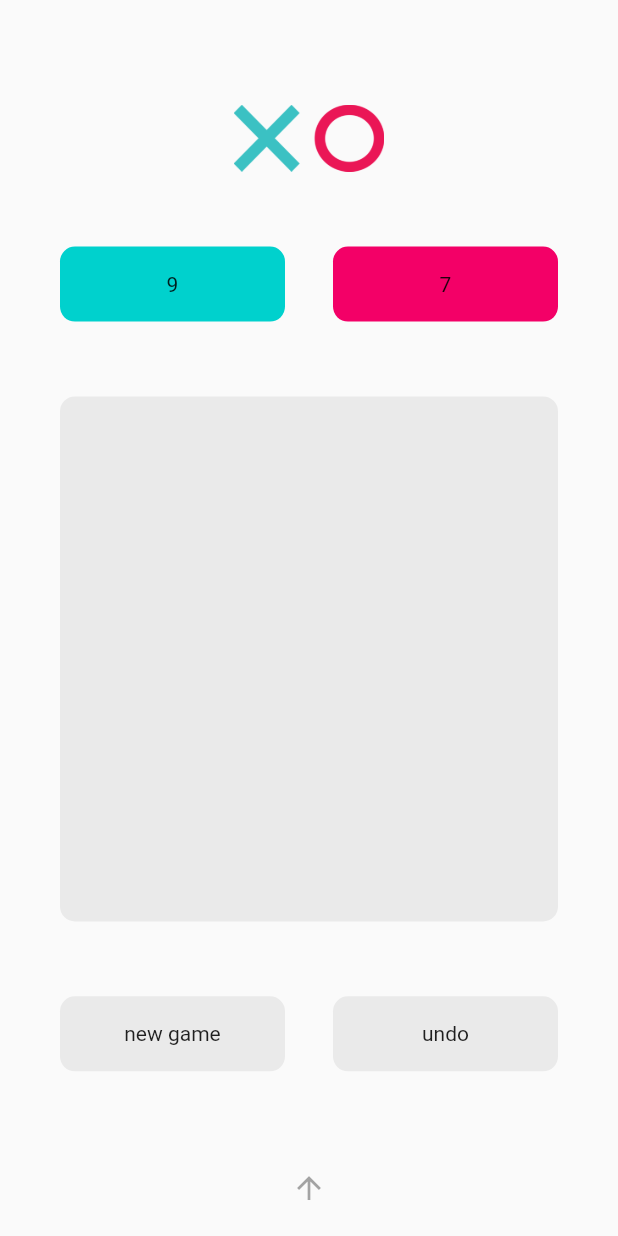
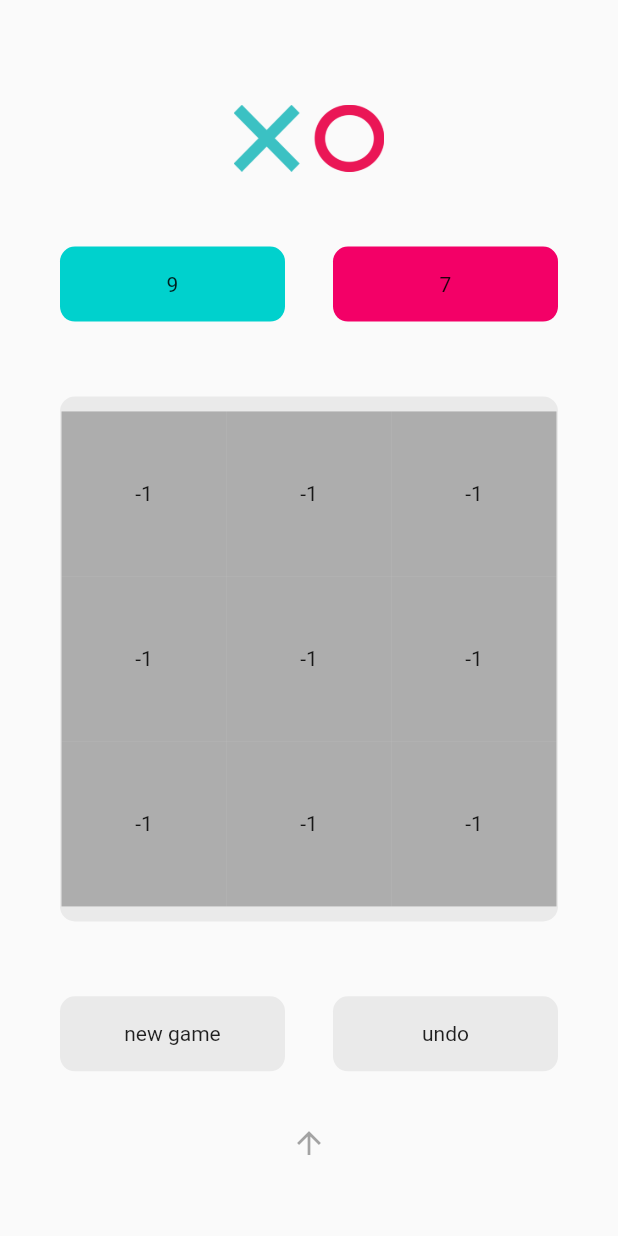
Before and after one commit to ajilk/xo, a Flutter app: the screen it shows after launch, on a phone screen of 412 x 824 dp. Run offline on Flutter 3.47's test engine with Material 2 defaults, Android fonts, the phone set to English and light mode, and no system bars.

Commit message:
added state | implemented board

```diff
--- a/lib/main.dart
+++ b/lib/main.dart
@@ -1,5 +1,8 @@
 import 'package:flutter/material.dart';
 import 'package:flutter/services.dart';
+import 'settings.dart';
+
+/* GOAL: Separate logic from UI */
 
 void main() {
   SystemChrome.setPreferredOrientations([DeviceOrientation.portraitUp]).then(
@@ -56,7 +59,19 @@ class Score extends StatelessWidget {
   }
 }
 
-class Board extends StatelessWidget {
+class Board extends StatefulWidget {
+  @override
+  BoardState createState() => BoardState();
+}
+
+class BoardState extends State<Board> {
+  List< List<Tile> > _board = [
+    [Tile(), Tile(), Tile()],
+    [Tile(), Tile(), Tile()],
+    [Tile(), Tile(), Tile()]
+  ];
+
+
   @override
   Widget build(BuildContext context) {
     return Container(
@@ -68,7 +83,36 @@ class Board extends StatelessWidget {
         ),
       ),
       height: 350.0,
-      width: 400.0,
+      width: 350.0,
+      child: Container(
+        child: Row(
+          mainAxisAlignment: MainAxisAlignment.center,
+          children: [
+            Column(mainAxisAlignment: MainAxisAlignment.center, children: [ _board[0][0], _board[0][1], _board[0][2] ]),
+            Column(mainAxisAlignment: MainAxisAlignment.center, children: [ _board[1][0], _board[1][1], _board[1][2] ]),
+            Column(mainAxisAlignment: MainAxisAlignment.center, children: [ _board[2][0], _board[2][1], _board[2][2] ]),
+          ]
+        ),
+      ),
+    );
+  }
+}
+
+class Tile extends StatefulWidget {
+  @override
+  TileState createState() => TileState();
+}
+
+class TileState extends State<Tile> {
+  int _value = -1;
+
+  @override
+  Widget build(BuildContext context) {
+    return Container(
+      color: Colors.black26,
+      height: 110,
+      width: 110,
+      child: Center(child: Text('$_value')),
     );
   }
 }
@@ -78,23 +122,19 @@ class Actions extends StatelessWidget {
   Widget build(BuildContext context) {
     return Container(
       padding: EdgeInsets.only(top: 20.0, bottom: 20.0),
-      child: Row(
+      child: Column(
+        children: <Widget>[
+          Row(
             mainAxisAlignment: MainAxisAlignment.spaceBetween,
             children: <Widget>[
               _pill('new game'),
               _pill('undo'),
             ],
           ),
-    );
-  }
-}
-
-class Settings extends StatelessWidget {
-  @override
-  Widget build(BuildContext context) {
-    return GestureDetector(
+          GestureDetector(
             onVerticalDragUpdate: (DragUpdateDetails details) =>
                 print('goTo [Settings]'),
+            onTap: () => print('goTo [Settings]'),
             child: Container(
               alignment: Alignment.bottomCenter,
               child: Opacity(
@@ -104,6 +144,9 @@ class Settings extends StatelessWidget {
                   )),
               width: 400,
               height: 60,
+            ),
+          ),
+        ],
       ),
     );
   }
--- /dev/null
+++ b/lib/settings.dart
@@ -0,0 +1,8 @@
+import 'package:flutter/material.dart';
+
+class Settings extends StatelessWidget {
+  @override
+  Widget build(BuildContext context) {
+    return Container();
+  }
+}
```
Lines whose indentation alone changed are shown as unchanged.
